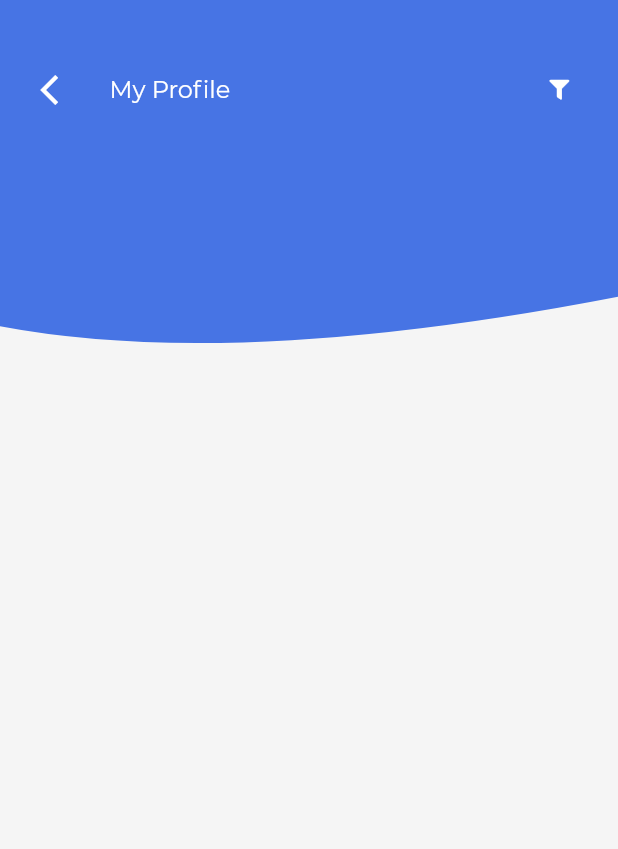
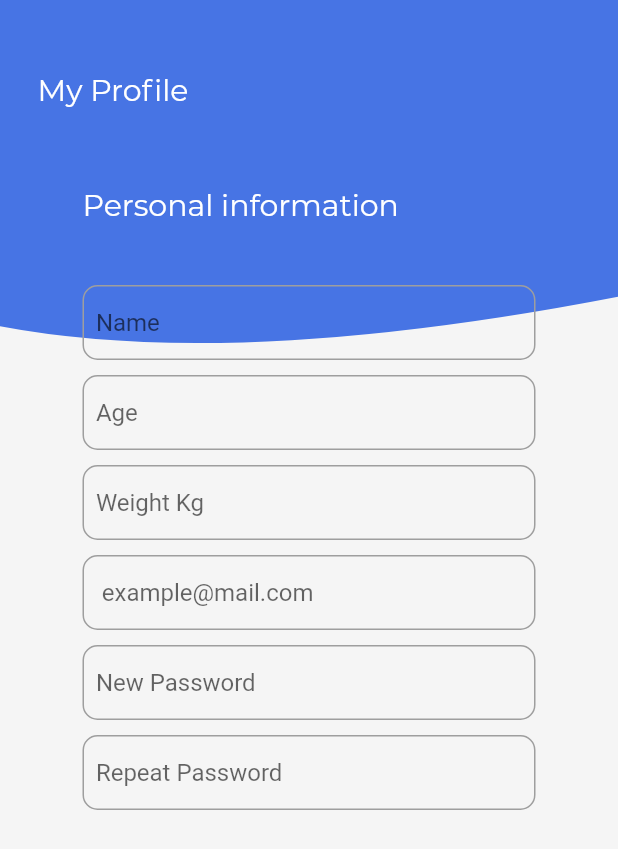
Before and after one commit to Breakway/Proga_app, a Flutter app: the Profile screen opened directly, on a phone screen of 412 x 824 dp. Shown: the top 849 px of the screen. Run offline on Flutter 3.47's test engine with Material 2 defaults, Android fonts, the phone set to English and light mode, and no system bars; our stand-ins replace font_awesome_flutter; network calls fail; project files that could hold a hidden picture were left out.

Commit message:
Third commit

```diff
--- a/lib/main.dart
+++ b/lib/main.dart
@@ -1,4 +1,3 @@
-import 'package:fitness_app/pages/Homepage.dart';
 import 'package:fitness_app/pages/Tabs.dart';
 import 'package:flutter/material.dart';
 import 'package:flutter/services.dart';
--- a/lib/pages/Homepage.dart
+++ b/lib/pages/Homepage.dart
@@ -1,8 +1,8 @@
 import 'package:fitness_app/clippers/appbarclipper.dart';
 import 'package:fitness_app/constants/colors.dart';
 import 'package:flutter/material.dart';
-import 'package:fitness_app/pages/clallenges.dart';
-import 'package:fitness_app/pages/goals.dart';
+import 'package:fitness_app/pages/Challenges.dart';
+import 'package:fitness_app/pages/Goals.dart';
 import 'package:flutter/material.dart';
 import 'package:font_awesome_flutter/font_awesome_flutter.dart';
 
--- a/lib/pages/Profile.dart
+++ b/lib/pages/Profile.dart
@@ -1,7 +1,6 @@
 import 'package:fitness_app/clippers/appbarclipper.dart';
 import 'package:fitness_app/constants/colors.dart';
 import 'package:flutter/material.dart';
-import 'package:font_awesome_flutter/font_awesome_flutter.dart';
 
 class Profile extends StatelessWidget {
   @override
@@ -16,10 +15,7 @@ class Profile extends StatelessWidget {
               decoration: BoxDecoration(
               color: appBarUnderneath,
               ),
-              height: MediaQuery
-                  .of(context)
-                  .size
-                  .height * 0.3,
+            height: MediaQuery.of(context).size.height * 0.3,
           ),
         ),
             Padding(
@@ -30,12 +26,6 @@ class Profile extends StatelessWidget {
                   children: <Widget>[
                     Row(
                       children: <Widget>[
-                      IconButton(
-                        icon: Icon(Icons.arrow_back_ios, color: Colors.white),
-                        onPressed: () {
-                          Navigator.of(context).pop();
-                        },
-                      ),
                         SizedBox(
                           width: 10,
                         ),
@@ -44,25 +34,129 @@ class Profile extends StatelessWidget {
                           style: TextStyle(
                             color: Colors.white,
                             fontFamily: 'Montserrat',
-                          fontSize: 16,
+                            fontSize: 20,
                           ),
                         ),
                       ],
                     ),
-                  IconButton(
-                    padding: EdgeInsets.all(0),
-                    icon: Icon(
-                      FontAwesomeIcons.filter,
-                      size: 13,
-                      color: Colors.white,
-                    ),
-                    onPressed: null,
-                  )
                   ],
                 ),
                 height: 60,
               ),
-          )
+            ),
+            Padding(
+              padding: const EdgeInsets.fromLTRB(55, 125, 55, 0),
+              child: Text(
+                'Personal information',
+                style: TextStyle(
+                  color: Colors.white,
+                  fontFamily: 'Montserrat',
+                  fontSize: 20,
+                ),
+              ),
+            ),
+            Padding(
+              padding: const EdgeInsets.fromLTRB(55, 190, 55, 0),
+              child: Container(
+                decoration: BoxDecoration(
+                  borderRadius: BorderRadius.circular(10),
+                  border: Border.all(
+                    color: Colors.grey,
+                  ),
+                ),
+                child: TextField(
+                  decoration: InputDecoration(
+                    border: InputBorder.none,
+                    hintText: '  Name',
+                  ),
+                ),
+              ),
+            ),
+            Padding(
+              padding: const EdgeInsets.fromLTRB(55, 250, 55, 0),
+              child: Container(
+                decoration: BoxDecoration(
+                  borderRadius: BorderRadius.circular(10),
+                  border: Border.all(
+                    color: Colors.grey,
+                  ),
+                ),
+                child: TextField(
+                  decoration: InputDecoration(
+                    border: InputBorder.none,
+                    hintText: '  Age',
+                  ),
+                ),
+              ),
+            ),
+            Padding(
+              padding: const EdgeInsets.fromLTRB(55, 310, 55, 0),
+              child: Container(
+                decoration: BoxDecoration(
+                  borderRadius: BorderRadius.circular(10),
+                  border: Border.all(
+                    color: Colors.grey,
+                  ),
+                ),
+                child: TextField(
+                  decoration: InputDecoration(
+                    border: InputBorder.none,
+                    hintText: '  Weight Kg',
+                  ),
+                ),
+              ),
+            ),
+            Padding(
+              padding: const EdgeInsets.fromLTRB(55, 370, 55, 0),
+              child: Container(
+                decoration: BoxDecoration(
+                  borderRadius: BorderRadius.circular(10),
+                  border: Border.all(
+                    color: Colors.grey,
+                  ),
+                ),
+                child: TextField(
+                  decoration: InputDecoration(
+                    border: InputBorder.none,
+                    hintText: '   example@mail.com',
+                  ),
+                ),
+              ),
+            ),
+            Padding(
+              padding: const EdgeInsets.fromLTRB(55, 430, 55, 0),
+              child: Container(
+                decoration: BoxDecoration(
+                  borderRadius: BorderRadius.circular(10),
+                  border: Border.all(
+                    color: Colors.grey,
+                  ),
+                ),
+                child: TextField(
+                  decoration: InputDecoration(
+                    border: InputBorder.none,
+                    hintText: '  New Password',
+                  ),
+                ),
+              ),
+            ),
+            Padding(
+              padding: const EdgeInsets.fromLTRB(55, 490, 55, 0),
+              child: Container(
+                decoration: BoxDecoration(
+                  borderRadius: BorderRadius.circular(10),
+                  border: Border.all(
+                    color: Colors.grey,
+                  ),
+                ),
+                child: TextField(
+                  decoration: InputDecoration(
+                    border: InputBorder.none,
+                    hintText: '  Repeat Password',
+                  ),
+                ),
+              ),
+            ),
           ],
       ),
     );
```
Also changed, not shown: lib/pages/Challenges.dart (renamed from lib/pages/clallenges.dart), lib/pages/Goals.dart (renamed from lib/pages/goals.dart). Lines whose indentation alone changed are shown as unchanged.
